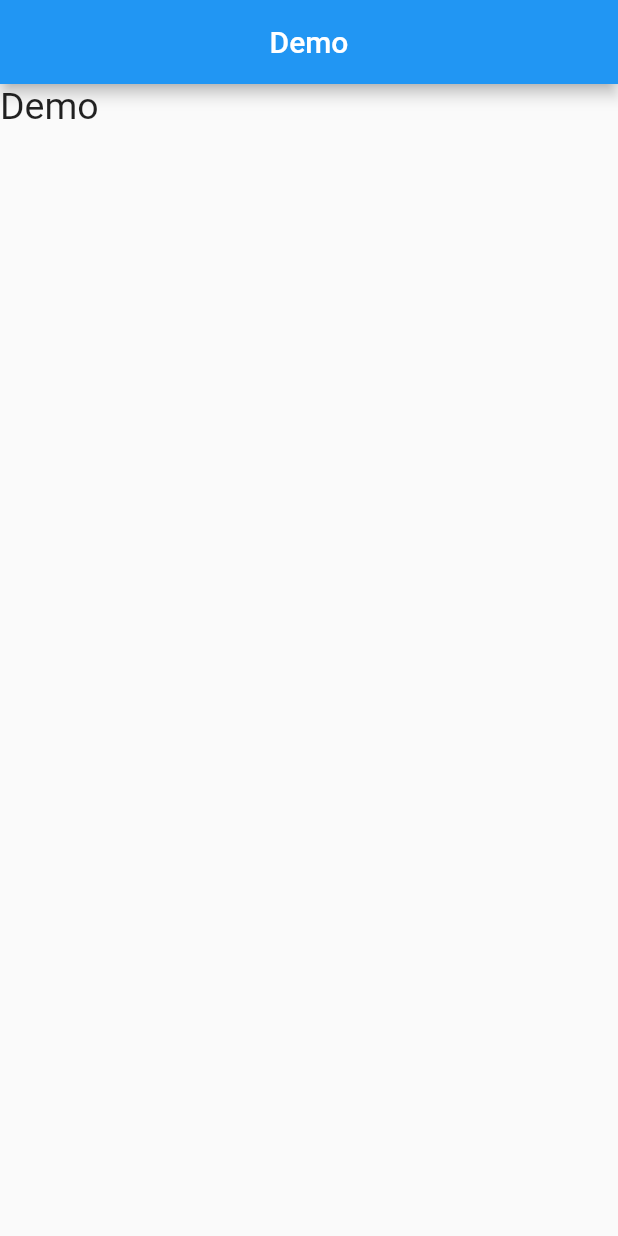
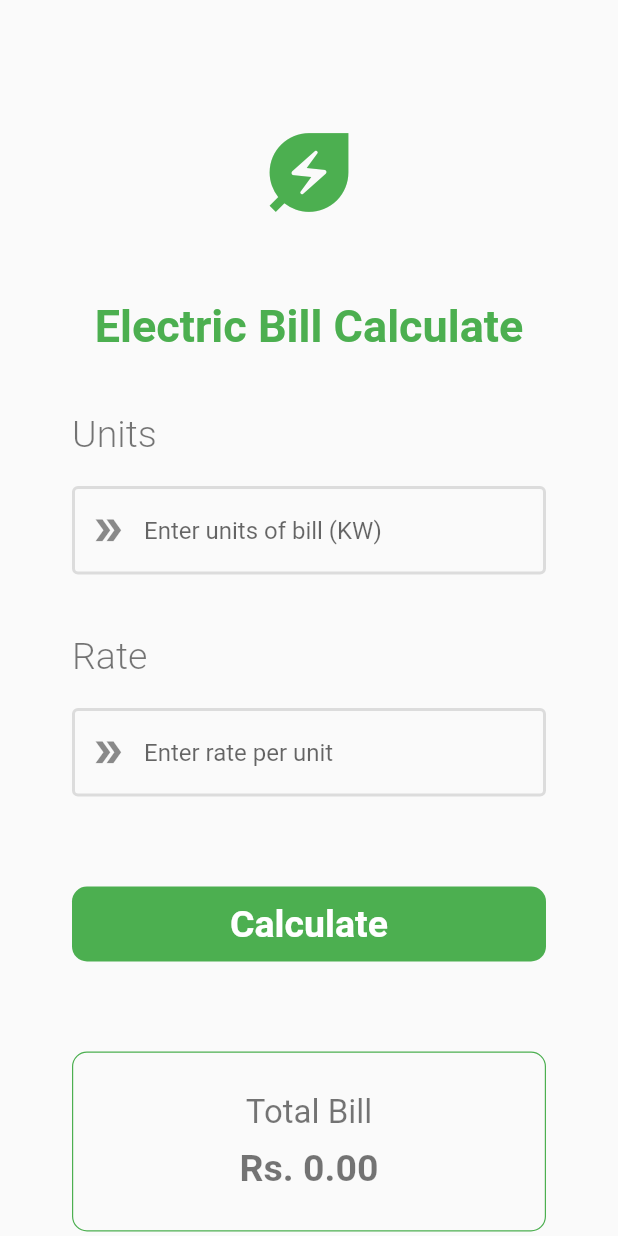
Before and after one commit to MrManavRamani-Flutter/Electric-Bill-Calculate-, a Flutter app: the screen it shows after launch, on a phone screen of 412 x 824 dp. Run offline on Flutter 3.47's test engine with Material 2 defaults, Android fonts, the phone set to English and light mode, and no system bars.

Commit message:
Complete design of Application After Commit ----2nd Commit----

```diff
--- a/lib/screens/home.dart
+++ b/lib/screens/home.dart
@@ -11,16 +11,172 @@ class _HomePageState extends State<HomePage> {
   @override
   Widget build(BuildContext context) {
     return Scaffold(
-      appBar: AppBar(
-        title: const Text('Demo'),
-        centerTitle: true,
-      ),
-      body: const Column(
+      body: ListView(
+        padding: const EdgeInsets.symmetric(horizontal: 20),
         children: [
-          Text(
-            'Demo',
-            style: TextStyle(
-              fontSize: 25,
+          const SizedBox(
+            height: 80,
+          ),
+          // Icon....................................................
+          const Icon(
+            Icons.energy_savings_leaf,
+            size: 70,
+            color: Colors.green,
+          ),
+          const SizedBox(
+            height: 50,
+          ),
+          // Label.................................................
+          const Center(
+            child: Text(
+              'Electric Bill Calculate',
+              style: TextStyle(
+                  fontSize: 30,
+                  color: Colors.green,
+                  fontWeight: FontWeight.bold),
+            ),
+          ),
+          const SizedBox(
+            height: 40,
+          ),
+          // Label Units
+          const Padding(
+            padding: EdgeInsets.only(left: 28.0),
+            child: Text(
+              'Units',
+              style: TextStyle(
+                  fontSize: 25,
+                  fontWeight: FontWeight.w300,
+                  color: Colors.black54),
+            ),
+          ),
+          const SizedBox(
+            height: 20,
+          ),
+          // Text Field of Unit....................................
+          const Padding(
+            padding: EdgeInsets.symmetric(horizontal: 28),
+            child: TextField(
+              keyboardType: TextInputType.number,
+              decoration: InputDecoration(
+                prefixIcon: Icon(
+                  Icons.double_arrow_outlined,
+                  color: Colors.black45,
+                  size: 25,
+                ),
+                hintText: 'Enter units of bill (KW)',
+                enabledBorder: OutlineInputBorder(
+                    borderSide: BorderSide(color: Colors.black12, width: 2)),
+                focusedBorder: OutlineInputBorder(
+                  borderSide: BorderSide(color: Colors.green, width: 2),
+                ),
+              ),
+            ),
+          ),
+          const SizedBox(
+            height: 40,
+          ),
+          // Label Rate.........................................
+          const Padding(
+            padding: EdgeInsets.only(left: 28.0),
+            child: Text(
+              'Rate',
+              style: TextStyle(
+                  fontSize: 25,
+                  fontWeight: FontWeight.w300,
+                  color: Colors.black54),
+            ),
+          ),
+          const SizedBox(
+            height: 20,
+          ),
+          // Text Field of Rate.................................
+          const Padding(
+            padding: EdgeInsets.symmetric(horizontal: 28),
+            child: TextField(
+              keyboardType: TextInputType.number,
+              decoration: InputDecoration(
+                prefixIcon: Icon(
+                  Icons.double_arrow_outlined,
+                  color: Colors.black45,
+                  size: 25,
+                ),
+                hintText: 'Enter rate per unit',
+                enabledBorder: OutlineInputBorder(
+                    borderSide: BorderSide(color: Colors.black12, width: 2)),
+                focusedBorder: OutlineInputBorder(
+                  borderSide: BorderSide(color: Colors.green, width: 2),
+                ),
+              ),
+            ),
+          ),
+          const SizedBox(
+            height: 60,
+          ),
+          // Button Calculate....................................
+          Container(
+            margin: const EdgeInsets.symmetric(horizontal: 28),
+            height: 50,
+            decoration: BoxDecoration(
+              borderRadius: BorderRadius.circular(10),
+              color: Colors.green,
+            ),
+            child: const Center(
+              child: Text(
+                'Calculate',
+                style: TextStyle(
+                    fontSize: 25,
+                    color: Colors.white,
+                    fontWeight: FontWeight.bold),
+              ),
+            ),
+          ),
+          const SizedBox(
+            height: 60,
+          ),
+          // Total Of Bill....................................
+          Container(
+            margin: const EdgeInsets.symmetric(horizontal: 28),
+            height: 120,
+            decoration: BoxDecoration(
+              borderRadius: BorderRadius.circular(10),
+              border: Border.all(color: Colors.green, width: 0.8),
+            ),
+            child: const Column(
+              mainAxisAlignment: MainAxisAlignment.center,
+              children: [
+                Text(
+                  'Total Bill',
+                  style: TextStyle(
+                      fontSize: 22,
+                      color: Colors.black54,
+                      fontWeight: FontWeight.w400),
+                ),
+                SizedBox(
+                  height: 10,
+                ),
+                Text(
+                  'Rs. 0.00',
+                  style: TextStyle(
+                      fontSize: 25,
+                      color: Colors.black54,
+                      fontWeight: FontWeight.w700),
+                ),
+              ],
+            ),
+          ),
+          const SizedBox(
+            height: 20,
+          ),
+          // Extra Label.........................................
+          const Padding(
+            padding: EdgeInsets.symmetric(horizontal: 28),
+            child: Text(
+              'Issued in public  interest by ministry of flutter with fun affairs.',
+              style: TextStyle(
+                  fontSize: 20,
+                  color: Colors.black54,
+                  fontWeight: FontWeight.w300),
             ),
           ),
         ],
```
Also changed, not shown: 1 other file.
